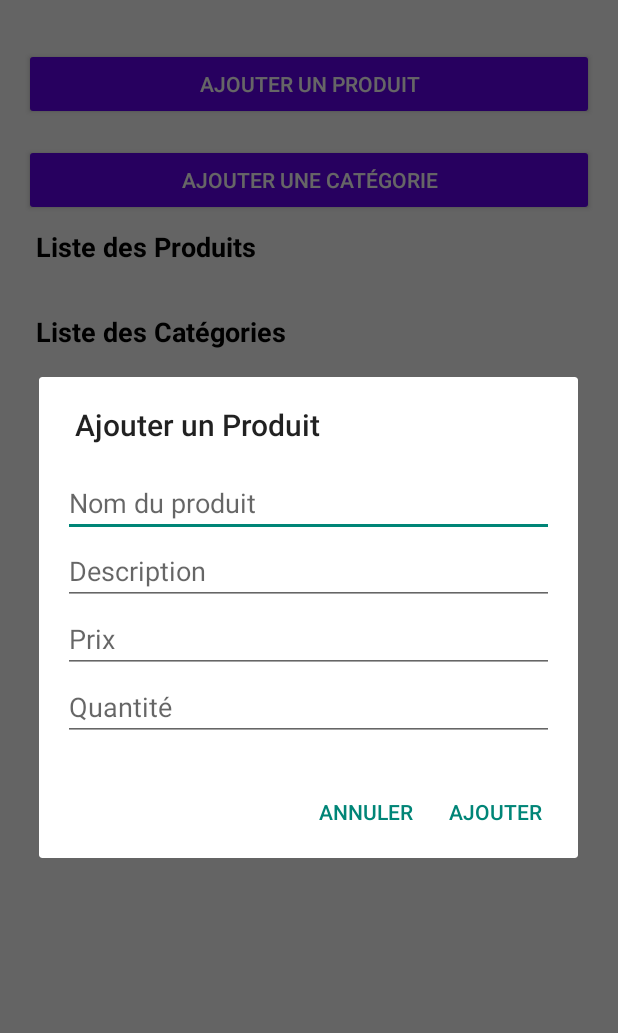
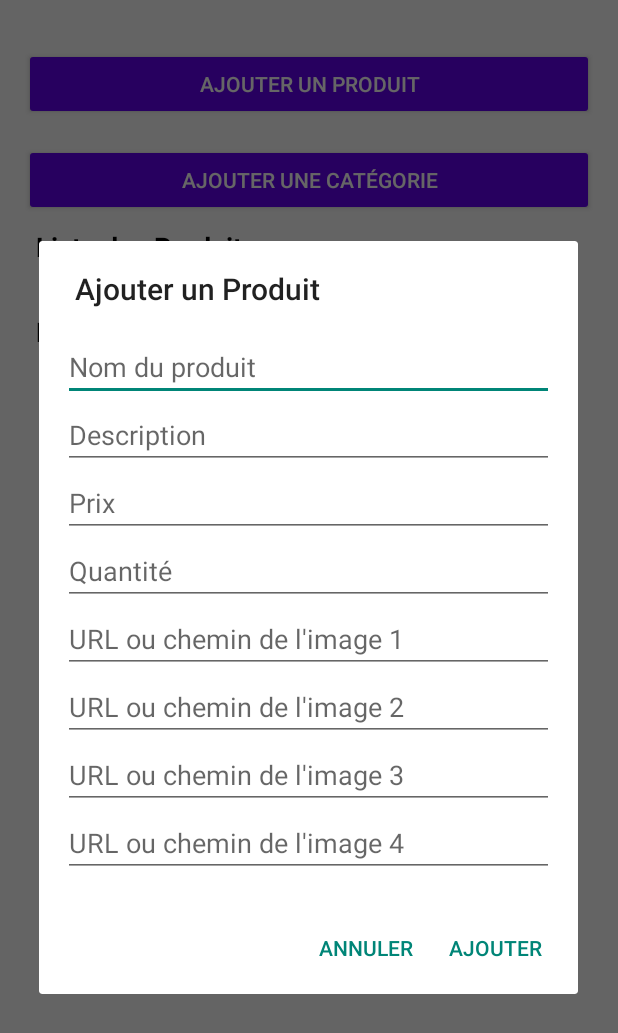
Before and after one commit to med-sidmed/DEV_Mobile_MINI_Projet, an Android app: the Controller screen opened directly, with no data from a screen before it, after a tap on "AJOUTER UN PRODUIT", on a phone screen of 412 x 824 dp. Shown: the top 1033 px of the screen. Run offline under Robolectric (Android 15) with nearby library versions, the phone set to English and light mode, and no system bars.

Commit message:
Ajouter les images et les categories

```diff
--- a/app/build.gradle
+++ b/app/build.gradle
@@ -77,7 +77,7 @@ dependencies {
     implementation 'androidx.lifecycle:lifecycle-viewmodel-ktx:2.8.6'
     implementation 'androidx.lifecycle:lifecycle-livedata-ktx:2.8.6'
 
-
+    implementation 'com.github.bumptech.glide:glide:4.16.0'
     implementation 'androidx.recyclerview:recyclerview:1.3.2'
     testImplementation 'junit:junit:4.13.2'
     androidTestImplementation 'androidx.test.ext:junit:1.2.1'
--- a/app/src/main/AndroidManifest.xml
+++ b/app/src/main/AndroidManifest.xml
@@ -3,6 +3,12 @@
     xmlns:tools="http://schemas.android.com/tools"
     package="com.example.shop"> <!-- Ajoute ici ton nom de package si manquant -->
 
+<!--    Ajoutez la permission de lecture du stockage dans AndroidManifest.xml-->
+    <uses-permission android:name="android.permission.READ_EXTERNAL_STORAGE"
+        android:maxSdkVersion="32" />
+
+
+    <uses-permission android:name="android.permission.READ_MEDIA_IMAGES" />
     <!-- Permission d'accès à Internet -->
     <uses-permission android:name="android.permission.INTERNET" />
 
--- a/app/src/main/java/com/example/shop/Activities/ControlPannel/Controller.java
+++ b/app/src/main/java/com/example/shop/Activities/ControlPannel/Controller.java
@@ -13,8 +13,10 @@ import androidx.appcompat.app.AppCompatActivity;
 import androidx.recyclerview.widget.LinearLayoutManager;
 import androidx.recyclerview.widget.RecyclerView;
 
+import com.example.shop.Adapter.CategorieAdapter;
 import com.example.shop.Adapter.ProduitAdapter;
 import com.example.shop.Databases.DBHelper;
+import com.example.shop.Models.Categories;
 import com.example.shop.Models.Produits;
 import com.example.shop.R;
 
@@ -24,7 +26,9 @@ public class Controller extends AppCompatActivity {
 
     private DBHelper dbHelper;
     private RecyclerView recyclerProduits;
+    private RecyclerView recyclerCategories;
     private ProduitAdapter produitAdapter;
+    private CategorieAdapter categorieAdapter;
 
     @Override
     protected void onCreate(Bundle savedInstanceState) {
@@ -34,16 +38,25 @@ public class Controller extends AppCompatActivity {
         // Initialize DBHelper
         dbHelper = new DBHelper(this);
 
-        // Initialize RecyclerView
+        // Initialize RecyclerView for products
         recyclerProduits = findViewById(R.id.recyclerProduits);
         if (recyclerProduits == null) {
-            Toast.makeText(this, "Erreur : RecyclerView non trouvé dans le layout", Toast.LENGTH_LONG).show();
+            Toast.makeText(this, "Erreur : RecyclerView des produits non trouvé", Toast.LENGTH_LONG).show();
             return;
         }
         recyclerProduits.setLayoutManager(new LinearLayoutManager(this));
 
-        // Show product list
+        // Initialize RecyclerView for categories
+        recyclerCategories = findViewById(R.id.categoryList);
+        if (recyclerCategories == null) {
+            Toast.makeText(this, "Erreur : RecyclerView des catégories non trouvé", Toast.LENGTH_LONG).show();
+            return;
+        }
+        recyclerCategories.setLayoutManager(new LinearLayoutManager(this));
+
+        // Show product and category lists
         ShowProduitList();
+        ShowCategorie();
 
         // Initialize buttons
         Button btnAjouterProduit = findViewById(R.id.btnAjouterProduit);
@@ -58,6 +71,10 @@ public class Controller extends AppCompatActivity {
             EditText description = formView.findViewById(R.id.descriptionProduit);
             EditText prix = formView.findViewById(R.id.prixProduit);
             EditText quantite = formView.findViewById(R.id.quantiteProduit);
+            EditText image1 = formView.findViewById(R.id.image1Produit);
+            EditText image2 = formView.findViewById(R.id.image2Produit);
+            EditText image3 = formView.findViewById(R.id.image3Produit);
+            EditText image4 = formView.findViewById(R.id.image4Produit);
 
             AlertDialog.Builder builder = new AlertDialog.Builder(this);
             builder.setTitle("Ajouter un Produit");
@@ -68,6 +85,10 @@ public class Controller extends AppCompatActivity {
                     String descriptionProduit = description.getText().toString().trim();
                     String prixText = prix.getText().toString().trim();
                     String quantiteText = quantite.getText().toString().trim();
+                    String image1Text = image1.getText().toString().trim();
+                    String image2Text = image2.getText().toString().trim();
+                    String image3Text = image3.getText().toString().trim();
+                    String image4Text = image4.getText().toString().trim();
 
                     if (TextUtils.isEmpty(nomProduit)) {
                         Toast.makeText(this, "Le nom du produit est requis", Toast.LENGTH_SHORT).show();
@@ -103,9 +124,17 @@ public class Controller extends AppCompatActivity {
 
                     // Insertion produit
                     boolean insert = dbHelper.insertProduct(
-                            nomProduit, descriptionProduit, prixProduit,
-                            null, null, null, null,
-                            quantiteProduit, 1, 1, true
+                            nomProduit,
+                            descriptionProduit,
+                            prixProduit,
+                            TextUtils.isEmpty(image1Text) ? null : image1Text,
+                            TextUtils.isEmpty(image2Text) ? null : image2Text,
+                            TextUtils.isEmpty(image3Text) ? null : image3Text,
+                            TextUtils.isEmpty(image4Text) ? null : image4Text,
+                            quantiteProduit,
+                            1, // categoryId (à remplacer par une valeur dynamique si nécessaire)
+                            1, // userId (à remplacer par une valeur dynamique si nécessaire)
+                            true
                     );
 
                     Toast.makeText(this, insert ? "Produit ajouté avec succès" : "Erreur lors de l'ajout",
@@ -124,7 +153,7 @@ public class Controller extends AppCompatActivity {
             builder.show();
         });
 
-        // Category addition dialog
+        // Category addition dialog (inchangé)
         btnAjouterCategorie.setOnClickListener(view -> {
             LayoutInflater inflater = LayoutInflater.from(this);
             View formView = inflater.inflate(R.layout.add_categorie, null);
@@ -150,6 +179,11 @@ public class Controller extends AppCompatActivity {
                     Toast.makeText(this, insert ? "Catégorie ajoutée avec succès" : "Erreur lors de l'ajout",
                             Toast.LENGTH_SHORT).show();
 
+                    // Refresh category list after insertion
+                    if (insert) {
+                        ShowCategorie();
+                    }
+
                 } catch (Exception e) {
                     Toast.makeText(this, "Erreur : " + e.getMessage(), Toast.LENGTH_LONG).show();
                 }
@@ -158,6 +192,7 @@ public class Controller extends AppCompatActivity {
             builder.show();
         });
     }
+
     private void ShowProduitList() {
         List<Produits> produitsList = dbHelper.getAllProducts();
         if (produitsList == null || produitsList.isEmpty()) {
@@ -171,4 +206,18 @@ public class Controller extends AppCompatActivity {
             produitAdapter.updateData(produitsList);
         }
     }
+
+    private void ShowCategorie() {
+        List<Categories> categoriesList = dbHelper.getAllCategories();
+        if (categoriesList == null || categoriesList.isEmpty()) {
+            Toast.makeText(this, "Aucune catégorie trouvée", Toast.LENGTH_SHORT).show();
+            return;
+        }
+        if (categorieAdapter == null) {
+            categorieAdapter = new CategorieAdapter(categoriesList, this);
+            recyclerCategories.setAdapter(categorieAdapter);
+        } else {
+            categorieAdapter.updateData(categoriesList);
+        }
+    }
 }
--- a/app/src/main/java/com/example/shop/Databases/DBHelper.java
+++ b/app/src/main/java/com/example/shop/Databases/DBHelper.java
@@ -287,7 +287,6 @@ public class DBHelper extends SQLiteOpenHelper {
         }
         return categories;
     }
-
     // User Operations
     public boolean insertUser(String username, String email, String password) {
         SQLiteDatabase db = this.getWritableDatabase();
--- a/app/src/main/res/layout/activity_controller.xml
+++ b/app/src/main/res/layout/activity_controller.xml
@@ -92,7 +92,7 @@
                     android:layout_width="match_parent"
                     android:layout_height="wrap_content"
                     app:layoutManager="androidx.recyclerview.widget.LinearLayoutManager"
-                    tools:listitem="@layout/item_category" />
+                    tools:listitem="@layout/item_categorie" />
 
             </LinearLayout>
         </ScrollView>
--- a/app/src/main/res/layout/add_produit.xml
+++ b/app/src/main/res/layout/add_produit.xml
@@ -30,4 +30,33 @@
         android:layout_height="wrap_content"
         android:hint="Quantité"
         android:inputType="number" />
+
+    <EditText
+        android:id="@+id/image1Produit"
+        android:layout_width="match_parent"
+        android:layout_height="wrap_content"
+        android:hint="URL ou chemin de l'image 1"
+        android:inputType="textUri" />
+
+    <EditText
+        android:id="@+id/image2Produit"
+        android:layout_width="match_parent"
+        android:layout_height="wrap_content"
+        android:hint="URL ou chemin de l'image 2"
+        android:inputType="textUri" />
+
+    <EditText
+        android:id="@+id/image3Produit"
+        android:layout_width="match_parent"
+        android:layout_height="wrap_content"
+        android:hint="URL ou chemin de l'image 3"
+        android:inputType="textUri" />
+
+    <EditText
+        android:id="@+id/image4Produit"
+        android:layout_width="match_parent"
+        android:layout_height="wrap_content"
+        android:hint="URL ou chemin de l'image 4"
+        android:inputType="textUri" />
+
 </LinearLayout>
```
Also changed, not shown: app/src/main/java/com/example/shop/Adapter/CategorieAdapter.java (added, +62 -0 lines), app/src/main/java/com/example/shop/Adapter/ProduitAdapter.java (+26 -1 lines), app/src/main/res/layout/item_categorie.xml (added, +21 -0 lines), app/src/main/res/layout/item_produit.xml (+40 -0 lines).
